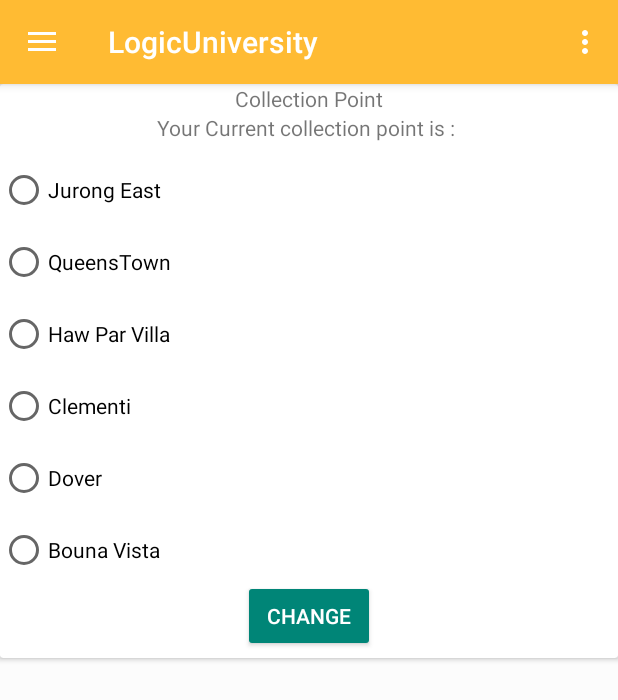
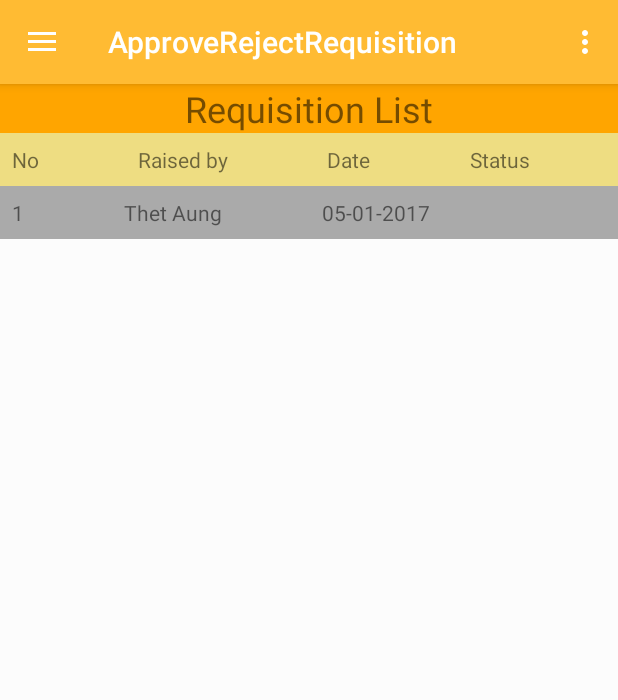
Before and after one commit to ChitSuShine/LogicUniversity, an Android app: the HomeActivity screen opened directly, with no data from a screen before it, in the side drawer, after a tap on "Approve/Reject Requisition", on a phone screen of 412 x 824 dp. Shown: the top 700 px of the screen. Run offline under Robolectric (Android 15) with nearby library versions, the phone set to English and light mode, and no system bars; libraries missing offline, so code that uses them is left out: com.github.mikephil.charting; plain views replace PieChart; 11 statements that could not run were skipped.

Commit message:
ApproveRejectRequisition

```diff
--- /dev/null
+++ b/app/src/main/java/com/example/team10ad/LogicUniversity/DepartmentHead/RequisitionListFragment.java
@@ -0,0 +1,31 @@
+package com.example.team10ad.LogicUniversity.DepartmentHead;
+
+import android.content.Context;
+import android.net.Uri;
+import android.os.Bundle;
+import android.support.v4.app.Fragment;
+import android.view.LayoutInflater;
+import android.view.View;
+import android.view.ViewGroup;
+
+import com.example.team10ad.team10ad.R;
+
+
+public class RequisitionListFragment extends Fragment {
+    public RequisitionListFragment() {
+        // Required empty public constructor
+    }
+
+
+
+
+    @Override
+    public View onCreateView(LayoutInflater inflater, ViewGroup container,
+                             Bundle savedInstanceState) {
+        // Inflate the layout for this fragment
+        return inflater.inflate(R.layout.fragment_requisition_list2, container, false);
+    }
+
+
+
+}
--- a/app/src/main/java/com/example/team10ad/LogicUniversity/HomeActivity.java
+++ b/app/src/main/java/com/example/team10ad/LogicUniversity/HomeActivity.java
@@ -20,6 +20,7 @@ import android.widget.LinearLayout;
 import android.widget.Toast;
 
 import com.example.team10ad.LogicUniversity.DepartmentHead.AssignDepRepFragment;
+import com.example.team10ad.LogicUniversity.DepartmentHead.RequisitionListFragment;
 import com.example.team10ad.team10ad.R;
 import com.github.mikephil.charting.charts.PieChart;
 import com.github.mikephil.charting.data.PieData;
@@ -168,11 +169,19 @@ public class HomeActivity extends AppCompatActivity
             fragmentManager.beginTransaction().replace(R.id.content_frame,requisitionList).commit();
 
         }
+        //Assign Department Rep
         else if(id==R.id.assignDeptRep){
             setTitle("Assign Department Rep");
             AssignDepRepFragment assignDepRepFragment=new AssignDepRepFragment();
             fragmentManager=getSupportFragmentManager();
             fragmentManager.beginTransaction().replace(R.id.content_frame,assignDepRepFragment).commit();
+        }
+        //Approve Requisition List
+        else if(id==R.id.apprejreq){
+            setTitle("ApproveRejectRequisition");
+            RequisitionListFragment requisitionListFragment=new RequisitionListFragment();
+            fragmentManager=getSupportFragmentManager();
+            fragmentManager.beginTransaction().replace(R.id.content_frame,requisitionListFragment).commit();
         }
         //clerk tracking
         else if (id == R.id.tracking) {
--- /dev/null
+++ b/app/src/main/res/layout/fragment_requisition_list2.xml
@@ -0,0 +1,193 @@
+<FrameLayout xmlns:android="http://schemas.android.com/apk/res/android"
+    xmlns:tools="http://schemas.android.com/tools"
+    android:layout_width="match_parent"
+    android:layout_height="match_parent"
+    tools:context="com.example.team10ad.LogicUniversity.DepartmentHead.RequisitionListFragment">
+
+    <LinearLayout
+        android:layout_width="match_parent"
+        android:layout_height="match_parent"
+        android:orientation="vertical"
+        android:background="@color/background">
+
+        <LinearLayout
+            android:layout_width="match_parent"
+            android:layout_height="wrap_content"
+            android:gravity="center"
+            android:clipToPadding="false"
+            android:orientation="horizontal">
+
+                <LinearLayout
+                    android:layout_width="match_parent"
+                    android:layout_height="match_parent"
+                    android:orientation="horizontal"
+                    android:gravity="center"
+                    android:background="#FFA500">
+                   <TextView
+                        android:layout_width="wrap_content"
+                        android:layout_height="wrap_content"
+                        android:text="Requisition List"
+                       android:textSize="24dp"
+                        android:layout_gravity="center"/>
+                </LinearLayout>
+
+        </LinearLayout>
+
+        <LinearLayout
+            android:layout_width="match_parent"
+            android:layout_height="wrap_content"
+            android:orientation="horizontal"
+            android:weightSum="4"
+            android:background="#EEDD82">
+
+            <!-- col 1 -->
+
+            <LinearLayout
+                android:layout_width="wrap_content"
+                android:layout_height="wrap_content"
+                android:layout_weight="1"
+                android:orientation="vertical"
+                >
+
+
+                <TextView
+                    android:layout_width="match_parent"
+                    android:layout_height="match_parent"
+                    android:padding="8dp"
+                    android:text="No" />
+
+
+            </LinearLayout>
+            <!-- col 1 end -->
+            <!-- col 2 -->
+
+            <LinearLayout
+                android:layout_width="wrap_content"
+                android:layout_height="wrap_content"
+                android:layout_weight="1"
+                android:orientation="vertical" >
+
+                <TextView
+                    android:layout_width="match_parent"
+                    android:layout_height="match_parent"
+                    android:padding="8dp"
+                    android:text="Raised by" />
+
+
+            </LinearLayout>
+            <!-- col 2 end -->
+            <!-- col 3 -->
+
+            <LinearLayout
+                android:layout_width="wrap_content"
+                android:layout_height="wrap_content"
+                android:layout_weight="1"
+                android:orientation="vertical" >
+
+                <TextView
+                    android:layout_width="match_parent"
+                    android:layout_height="match_parent"
+                    android:padding="8dp"
+                    android:text="Date" />
+
+            </LinearLayout>
+            <!--end column 3-->
+            <!--column 4-->
+            <LinearLayout
+                android:layout_width="wrap_content"
+                android:layout_height="wrap_content"
+                android:layout_weight="1"
+                android:orientation="vertical" >
+
+                <TextView
+                    android:layout_width="match_parent"
+                    android:layout_height="match_parent"
+                    android:padding="8dp"
+                    android:text="Status" />
+
+            </LinearLayout>
+
+        </LinearLayout>
+        <!-- row 2 end -->
+        <!-- row 3 with column 4 start-->
+
+        <LinearLayout
+            android:layout_width="match_parent"
+            android:layout_height="wrap_content"
+            android:orientation="horizontal"
+            android:weightSum="4"
+            android:background="#aaaaaa">
+
+            <!-- col 1 -->
+
+            <LinearLayout
+                android:layout_width="wrap_content"
+                android:layout_height="wrap_content"
+                android:layout_weight="1"
+                android:orientation="vertical"
+                >
+
+
+                <TextView
+                    android:layout_width="match_parent"
+                    android:layout_height="match_parent"
+                    android:padding="8dp"
+                    android:text="1" />
+
+
+            </LinearLayout>
+            <!-- col 1 end -->
+            <!-- col 2 -->
+
+            <LinearLayout
+                android:layout_width="wrap_content"
+                android:layout_height="wrap_content"
+                android:layout_weight="1"
+                android:orientation="vertical" >
+
+                <TextView
+                    android:id="@+id/textname"
+                    android:layout_width="match_parent"
+                    android:layout_height="match_parent"
+                    android:padding="8dp"
+                    android:text="Thet Aung" />
+
+
+            </LinearLayout>
+            <!-- col 2 end -->
+            <!-- col 3 -->
+
+            <LinearLayout
+                android:layout_width="wrap_content"
+                android:layout_height="wrap_content"
+                android:layout_weight="1"
+                android:orientation="vertical" >
+
+                <TextView
+                    android:layout_width="match_parent"
+                    android:layout_height="match_parent"
+                    android:padding="8dp"
+                    android:text="05-01-2017" />
+
+            </LinearLayout>
+            <!--end column 3-->
+            <!--column 4-->
+            <LinearLayout
+                android:layout_width="wrap_content"
+                android:layout_height="wrap_content"
+                android:layout_weight="1"
+                android:orientation="vertical" >
+
+                <TextView
+                    android:layout_width="match_parent"
+                    android:layout_height="match_parent"
+                    android:padding="8dp"
+                    android:text="" />
+
+            </LinearLayout>
+
+        </LinearLayout>
+
+    </LinearLayout>
+
+</FrameLayout>
```
